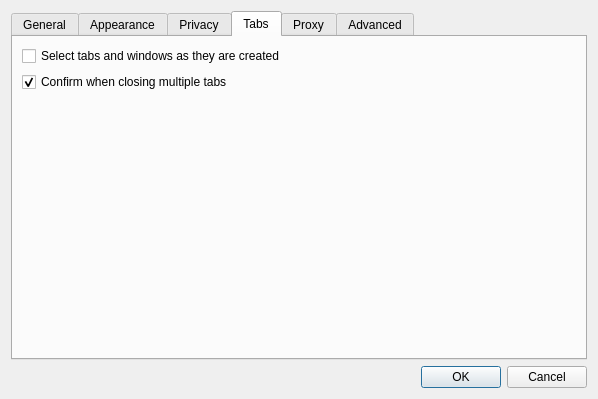
EndorphinBrowser/browser, file src/settings.ui: the form before one commit.
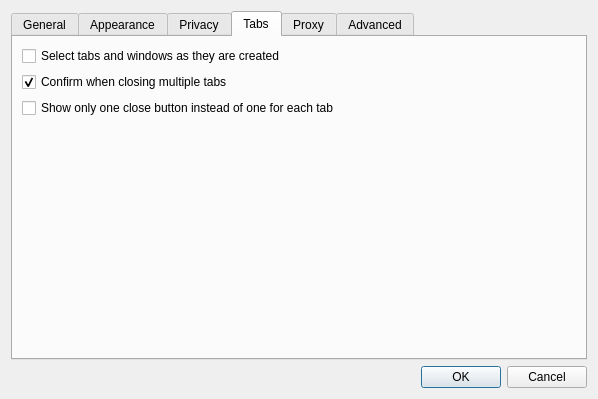
The form after the commit. The open tabs and pages were chosen to show the change.

Commit message: 1/2 Added option for showing only one close Button

The edit to the form file:
```diff
--- a/src/settings.ui
+++ b/src/settings.ui
@@ -472,6 +472,16 @@
          </property>
         </widget>
        </item>
+       <item>
+        <widget class="QCheckBox" name="oneCloseButton" >
+         <property name="text" >
+          <string>Show only one close button instead of one for each tab</string>
+         </property>
+         <property name="checked" >
+          <bool>false</bool>
+         </property>
+        </widget>
+       </item>
        <item>
         <spacer name="verticalSpacer_4" >
          <property name="orientation" >
```
The commit also changes 1 other file.
